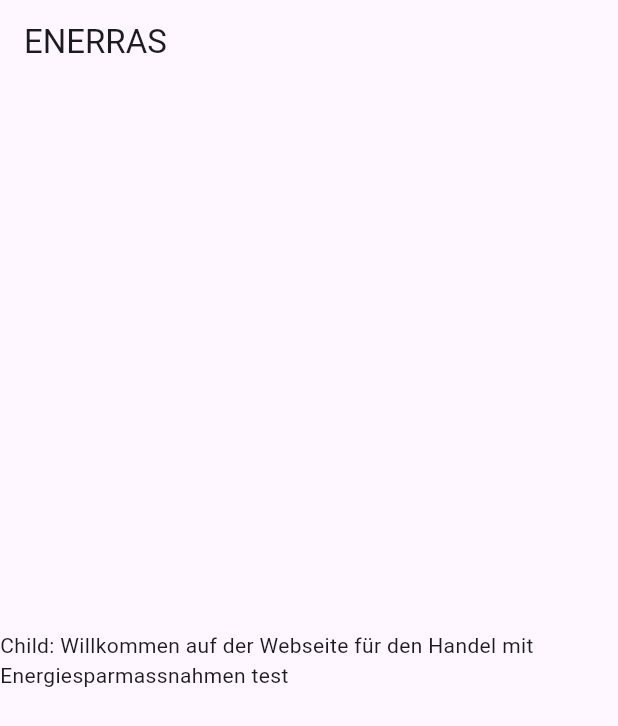
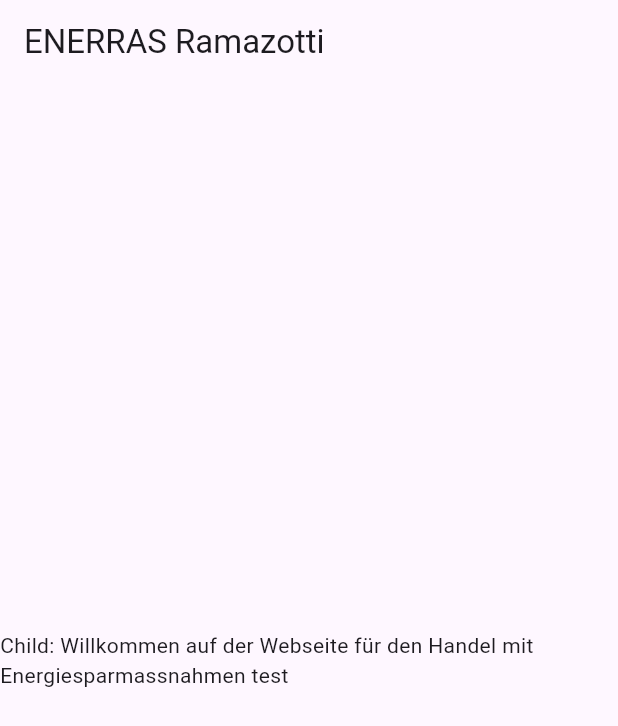
Before and after one commit to MichaelBieri/marketplaceapp_flutter, a Flutter app: the screen it shows after launch, on a phone screen of 412 x 824 dp. Shown: the top 726 px of the screen. Run offline on Flutter 3.47's test engine with Material 3 defaults, Android fonts, the phone set to English and light mode, and no system bars.

Commit message:
Pull test

```diff
--- a/lib/presentation/pages/home/home_page.dart
+++ b/lib/presentation/pages/home/home_page.dart
@@ -7,7 +7,7 @@ class HomePage extends StatelessWidget {
   Widget build(BuildContext context) {
     return Scaffold(
       appBar: AppBar(
-        title: const Text('ENERRAS'), //rätromanisch mesiras energia
+        title: const Text('ENERRAS Ramazotti'), //rätromanisch mesiras energia
       ),
       body: const Center(
         child: Text(
```
